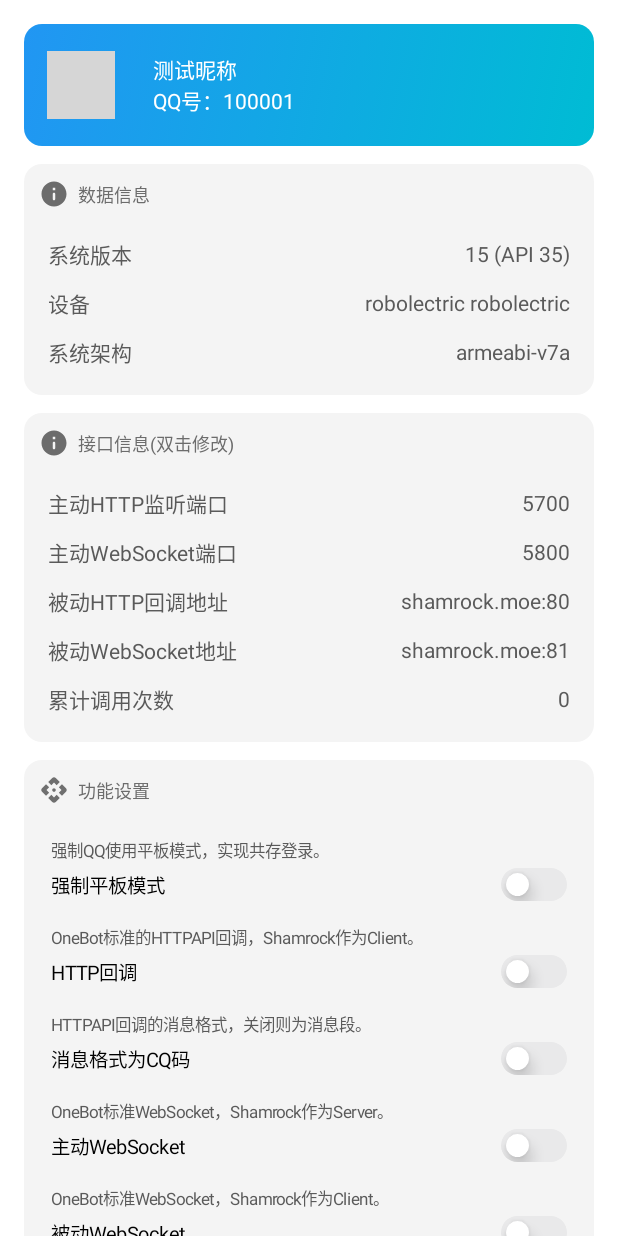
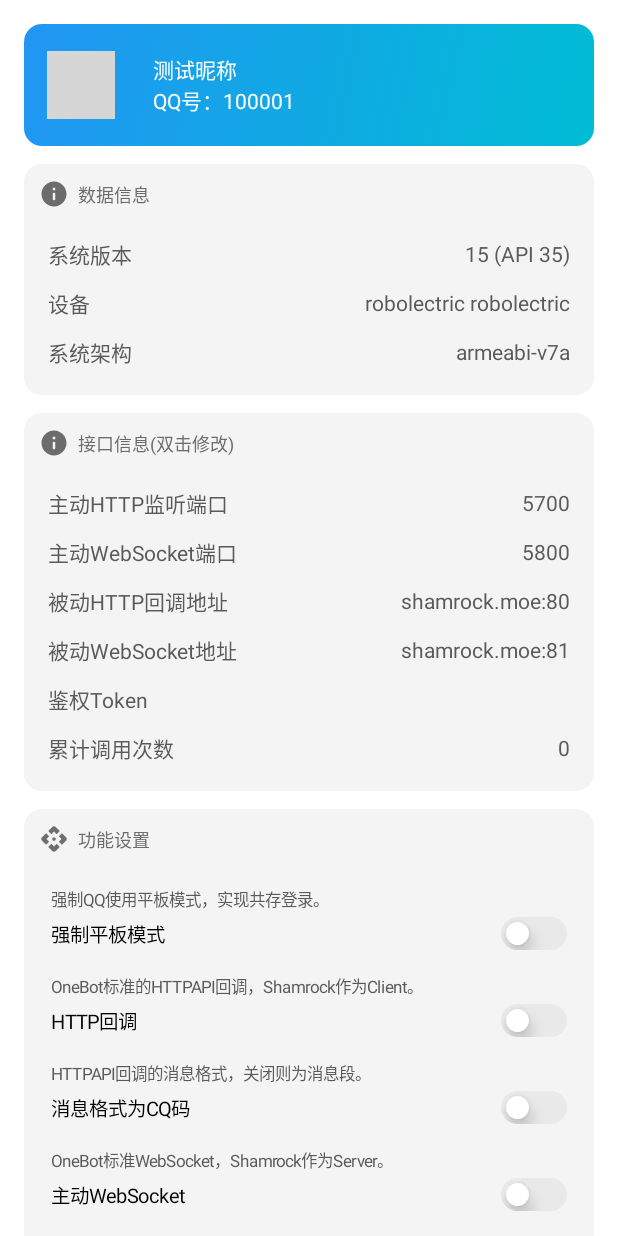
Before and after one commit to XiaoMiku01/Shamrock, an Android app built with Jetpack Compose: the @Preview function PreViewDashBoard, on a phone screen of 412 x 824 dp. Run offline under Robolectric (Android 15) with nearby library versions, the phone set to English and light mode, and no system bars; pictures from the network do not load; 2 statements that could not run were skipped; grey boxes are pictures that could not be loaded.

Commit message:
`Shamrock`: support `access_token`

```diff
--- a/app/src/main/java/moe/fuqiuluo/shamrock/ui/fragment/DashboardFragment.kt
+++ b/app/src/main/java/moe/fuqiuluo/shamrock/ui/fragment/DashboardFragment.kt
@@ -214,6 +214,35 @@ private fun APIInfoCard(
                         preferences.edit { putString("ws_addr", wsAddress.value) }
                         scope.toast(ctx, "重启QQ生效")
                         AppRuntime.log("设置被动WebSocket服务端地址为[${wsAddress.value}]，重启QQ生效。")
+                    },
+                    cancel = {
+                        scope.toast(ctx, "取消修改")
+                    }
+                )
+            }
+
+            val authToken = remember { mutableStateOf(preferences.getString("token", "")!!) }
+            val dialogAuthTokenInputState = InputDialog(
+                openDialog = remember { mutableStateOf(false) },
+                title = "鉴权Token",
+                desc = "用于鉴权的Token。",
+                isError = remember { mutableStateOf(false) },
+                text = authToken,
+                hint = "12345678",
+                keyboardType = KeyboardType.Text,
+                errorText = "输入的参数不合法",
+            ) {
+                it.length > 36
+            }
+            InfoItem(
+                title = "鉴权Token",
+                content = authToken.value
+            ) {
+                dialogAuthTokenInputState.show(
+                    confirm = {
+                        preferences.edit { putString("token", authToken.value) }
+                        scope.toast(ctx, "重启QQ生效")
+                        AppRuntime.log("设置鉴权Token为[${authToken.value}]，重启QQ生效。")
                     },
                     cancel = {
                         scope.toast(ctx, "取消修改")
--- a/app/src/main/java/moe/fuqiuluo/shamrock/ui/service/handlers/InitHandler.kt
+++ b/app/src/main/java/moe/fuqiuluo/shamrock/ui/service/handlers/InitHandler.kt
@@ -20,7 +20,8 @@ internal object InitHandler: ModuleHandler() {
             "ws_client" to preferences.getBoolean("ws_client", false),
             "use_cqcode" to preferences.getBoolean("use_cqcode", false),
             "ws_addr" to preferences.getString("ws_addr", ""),
-            "pro_api" to preferences.getBoolean("pro_api", false)
+            "pro_api" to preferences.getBoolean("pro_api", false),
+            "token" to preferences.getString("token", null)
         ))
     }
 }
--- a/xposed/src/main/java/com/tencent/mobileqq/helper/ShamrockConfig.kt
+++ b/xposed/src/main/java/com/tencent/mobileqq/helper/ShamrockConfig.kt
@@ -28,8 +28,13 @@ internal object ShamrockConfig {
             putBoolean(  "use_cqcode", intent.getBooleanExtra("use_cqcode", false)) // 使用CQ码
             putString(   "ws_addr",    intent.getStringExtra("ws_addr"))                       // 被动WS地址
             putBoolean(  "pro_api",    intent.getBooleanExtra("pro_api", false))    // 开发调试API开关
+            putString(   "token",      intent.getStringExtra("token"))                         // 鉴权
             putBoolean("isInit", true)
         }
+    }
+
+    fun getToken(): String {
+        return preferences.getString("token", "") ?: ""
     }
 
     fun useCQ(): Boolean {
--- a/xposed/src/main/java/com/tencent/qqnt/msg/Exceptions.kt
+++ b/xposed/src/main/java/com/tencent/qqnt/msg/Exceptions.kt
@@ -10,3 +10,6 @@ internal class ParamsIllegalException(key: String)
 
 internal class LogicException(why: String)
     :RuntimeException(why), InternalMessageMakerError
+
+internal class ErrorTokenException()
+    :RuntimeException("access_token error"), InternalMessageMakerError
--- a/xposed/src/main/java/moe/fuqiuluo/remote/HTTPServer.kt
+++ b/xposed/src/main/java/moe/fuqiuluo/remote/HTTPServer.kt
@@ -1,6 +1,7 @@
 package moe.fuqiuluo.remote
 
 import com.tencent.mobileqq.helper.ShamrockConfig
+import io.ktor.server.application.install
 import io.ktor.server.engine.ApplicationEngine
 import io.ktor.server.engine.embeddedServer
 import io.ktor.server.netty.Netty
@@ -12,6 +13,7 @@ import kotlinx.coroutines.sync.withLock
 import moe.fuqiuluo.remote.api.*
 import moe.fuqiuluo.remote.config.contentNegotiation
 import moe.fuqiuluo.remote.config.statusPages
+import moe.fuqiuluo.remote.plugin.Auth
 import moe.fuqiuluo.xposed.helper.LogCenter
 import moe.fuqiuluo.xposed.helper.internal.DataRequester
 import moe.fuqiuluo.xposed.loader.NativeLoader
@@ -29,6 +31,7 @@ object HTTPServer {
         if (isQueryServiceStarted) return
         actionMutex.withLock {
             server = embeddedServer(Netty, port = port) {
+                install(Auth)
                 contentNegotiation()
                 statusPages()
                 routing {
--- a/xposed/src/main/java/moe/fuqiuluo/remote/config/StatusPages.kt
+++ b/xposed/src/main/java/moe/fuqiuluo/remote/config/StatusPages.kt
@@ -1,8 +1,10 @@
 package moe.fuqiuluo.remote.config
 
+import com.tencent.qqnt.msg.ErrorTokenException
 import com.tencent.qqnt.msg.LogicException
 import com.tencent.qqnt.msg.ParamsException
 import io.ktor.server.application.Application
+import io.ktor.server.application.ApplicationCall
 import io.ktor.server.application.install
 import io.ktor.server.plugins.statuspages.StatusPages
 import io.ktor.server.request.uri
@@ -19,6 +21,9 @@ fun Application.statusPages() {
         exception<LogicException> { call, cause ->
             call.respond(CommonResult("failed", Status.LogicError.code, ErrorCatch(call.request.uri, cause.message ?: "")))
         }
+        exception<ErrorTokenException> { call, cause ->
+            call.respond(CommonResult("failed", Status.BadRequest.code, ErrorCatch(call.request.uri, cause.message ?: "")))
+        }
         exception<Throwable> { call, cause ->
             call.respond(CommonResult("failed", Status.InternalHandlerError.code, ErrorCatch(call.request.uri, cause.stackTraceToString())))
         }
--- a/xposed/src/main/java/moe/fuqiuluo/xposed/actions/PullConfig.kt
+++ b/xposed/src/main/java/moe/fuqiuluo/xposed/actions/PullConfig.kt
@@ -9,6 +9,7 @@ import com.tencent.qqnt.utils.PlatformUtils
 import moe.fuqiuluo.xposed.helper.internal.DynamicReceiver
 import moe.fuqiuluo.xposed.helper.internal.IPCRequest
 import moe.fuqiuluo.xposed.loader.ActionLoader
+import moe.fuqiuluo.xposed.loader.LuoClassloader
 import moe.fuqiuluo.xposed.loader.NativeLoader
 import mqq.app.MobileQQ
 import kotlin.concurrent.thread
@@ -26,7 +27,10 @@ class PullConfig: IAction {
         if (!PlatformUtils.isMainProcess()) return
 
         DynamicReceiver.register("fetchPort", IPCRequest {
-            DataRequester.request("success", mapOf("port" to HTTPServer.currServerPort))
+            DataRequester.request("success", mapOf(
+                "port" to HTTPServer.currServerPort,
+                "voice" to NativeLoader.isVoiceLoaded
+            ))
         })
         DynamicReceiver.register("checkAndStartService", IPCRequest {
             if (HTTPServer.isQueryServiceStarted) {
```
Also changed, not shown: xposed/src/main/java/moe/fuqiuluo/remote/plugin/Auth.kt (added, +23 -0 lines).
